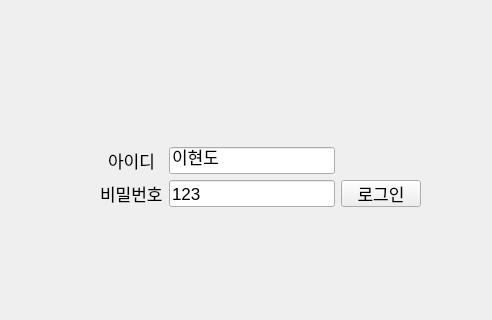
First picture: the form in edu.ui, repository LEEHYUNDO92/edu_app, before the edit; both pictures show x 0 to 492 and y 183 to 503 of the 831 by 880 pixel window.
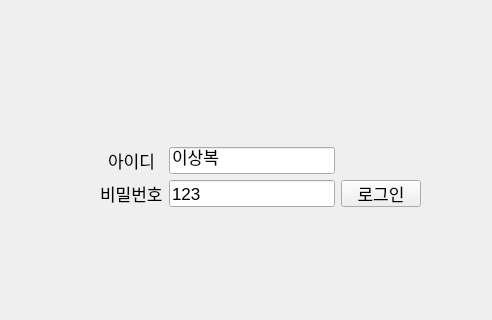
Second picture: the form after the edit. The open tabs and pages were chosen to show the change.

Commit message: 선생/학생 클라 QnA 기능 구현 완료

```diff
--- a/edu.ui
+++ b/edu.ui
@@ -84,7 +84,7 @@
          </font>
         </property>
         <property name="text">
-         <string>이현도</string>
+         <string>이상복</string>
         </property>
        </widget>
       </item>
```
Left out of the diff: 2 changed lines with no effect on the pictures. The commit also changes 2 other files.
